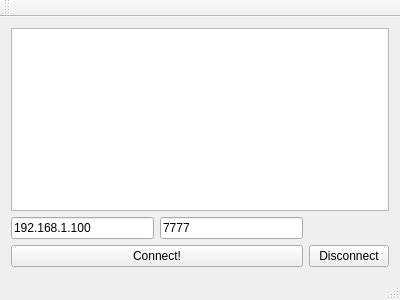
First picture: the form in mainwindow.ui, repository EvilTosha/copter-telemetrics, before the edit.
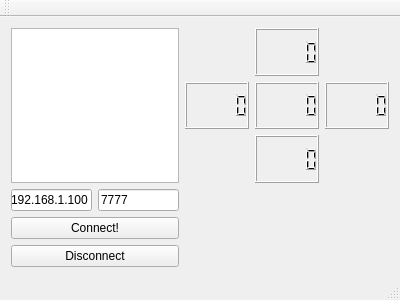
Second picture: the form after the edit.

Commit message: new parsing of input && motors power display

What changed in the file:
```diff
--- a/mainwindow.ui
+++ b/mainwindow.ui
@@ -15,37 +15,56 @@
   </property>
   <widget class="QWidget" name="centralWidget">
    <layout class="QGridLayout" name="gridLayout_2">
-    <item row="1" column="0">
+    <item row="3" column="0" colspan="2">
+     <widget class="QPushButton" name="connectButton">
+      <property name="text">
+       <string>Connect!</string>
+      </property>
+     </widget>
+    </item>
+    <item row="1" column="0" colspan="2">
+     <widget class="QTextBrowser" name="logTextBrowser"/>
+    </item>
+    <item row="2" column="1">
+     <widget class="QLineEdit" name="portLineEdit">
+      <property name="text">
+       <string>7777</string>
+      </property>
+     </widget>
+    </item>
+    <item row="2" column="0">
      <widget class="QLineEdit" name="hostNameLineEdit">
       <property name="text">
        <string>192.168.1.100</string>
       </property>
      </widget>
     </item>
-    <item row="2" column="2">
+    <item row="1" column="9">
+     <layout class="QGridLayout" name="gridLayout">
+      <item row="2" column="2">
+       <widget class="QLCDNumber" name="powerX2Lcd"/>
+      </item>
+      <item row="1" column="2">
+       <widget class="QLCDNumber" name="powerAllLcd"/>
+      </item>
+      <item row="0" column="2">
+       <widget class="QLCDNumber" name="powerX1Lcd"/>
+      </item>
+      <item row="1" column="1">
+       <widget class="QLCDNumber" name="powerY1Lcd"/>
+      </item>
+      <item row="1" column="3">
+       <widget class="QLCDNumber" name="powerY2Lcd"/>
+      </item>
+     </layout>
+    </item>
+    <item row="4" column="0" colspan="2">
      <widget class="QPushButton" name="disconnectButton">
       <property name="text">
        <string>Disconnect</string>
       </property>
      </widget>
     </item>
-    <item row="0" column="0" colspan="3">
-     <widget class="QTextBrowser" name="logTextBrowser"/>
-    </item>
-    <item row="1" column="1">
-     <widget class="QLineEdit" name="portLineEdit">
-      <property name="text">
-       <string>7777</string>
-      </property>
-     </widget>
-    </item>
-    <item row="2" column="0" colspan="2">
-     <widget class="QPushButton" name="connectButton">
-      <property name="text">
-       <string>Connect!</string>
-      </property>
-     </widget>
-    </item>
    </layout>
   </widget>
   <widget class="QMenuBar" name="menuBar">
```
The commit also changes 1 other file.
